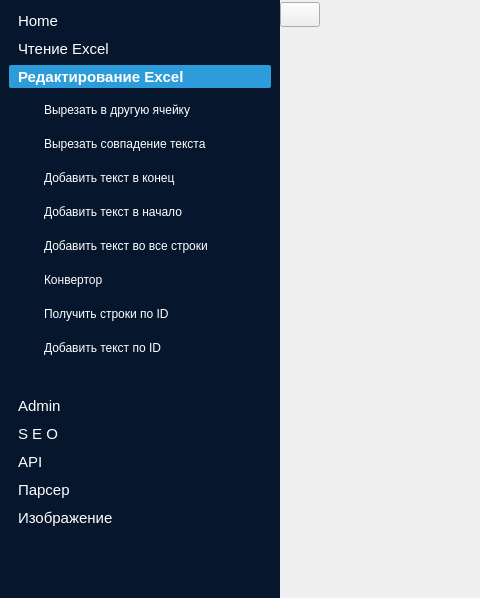
Gatalist/qt_application, file UI_window.ui: the form before one commit; both pictures show x 0 to 480 and y 0 to 598 of the 1135 by 773 pixel window.
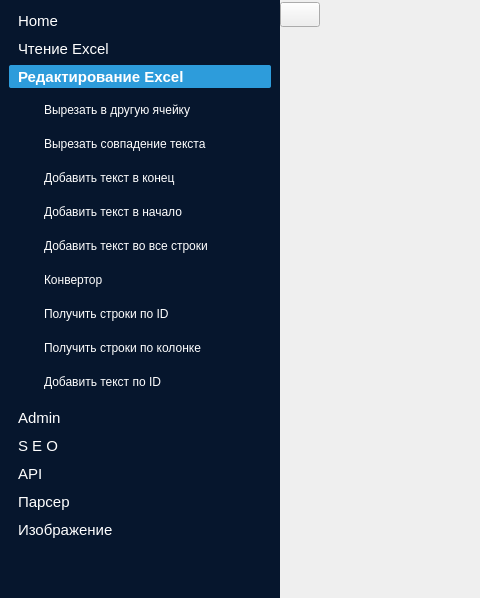
The form after the commit. Icons and pictures are not drawn.

Commit message: new page has been added for get row by column is not None data

What changed in the file:
```diff
--- a/UI_window.ui
+++ b/UI_window.ui
@@ -566,6 +566,17 @@
              </property>
             </widget>
            </item>
+           <item row="11" column="0">
+            <widget class="QPushButton" name="btn_set_data_by_id">
+             <property name="text">
+              <string>Добавить текст по ID</string>
+             </property>
+             <property name="icon">
+              <iconset resource="source/resource.qrc">
+               <normaloff>:/icons/icons/add_w.svg</normaloff>:/icons/icons/add_w.svg</iconset>
+             </property>
+            </widget>
+           </item>
            <item row="9" column="0">
             <widget class="QPushButton" name="btn_get_row_by_id">
              <property name="text">
@@ -611,7 +622,7 @@
              </property>
             </widget>
            </item>
-           <item row="11" column="0">
+           <item row="13" column="0">
             <spacer name="verticalSpacer">
              <property name="orientation">
               <enum>Qt::Orientation::Vertical</enum>
@@ -659,9 +670,9 @@
             </widget>
            </item>
            <item row="10" column="0">
-            <widget class="QPushButton" name="btn_set_data_by_id">
+            <widget class="QPushButton" name="btn_get_row_is_column_data">
              <property name="text">
-              <string>Добавить текст по ID</string>
+              <string>Получить строки по колонке</string>
              </property>
              <property name="icon">
               <iconset resource="source/resource.qrc">
```
Left out of the diff: 22 changed lines with no effect on the pictures. The commit also changes 6 other files.
